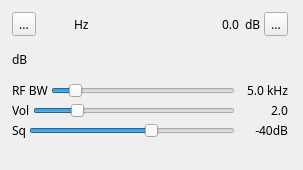
First picture: the form in plugins/channelrx/demodam/amdemodgui.ui, repository f4exb/sdrangel, before the edit.
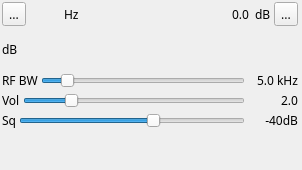
Second picture: the form after the edit. Icons and pictures are not drawn. Custom widgets are drawn as their Qt base class.

The edit to the form file:
```diff
--- a/plugins/channelrx/demodam/amdemodgui.ui
+++ b/plugins/channelrx/demodam/amdemodgui.ui
@@ -6,10 +6,16 @@
    <rect>
     <x>0</x>
     <y>0</y>
-    <width>303</width>
+    <width>302</width>
     <height>170</height>
    </rect>
   </property>
+  <property name="minimumSize">
+   <size>
+    <width>302</width>
+    <height>0</height>
+   </size>
+  </property>
   <property name="font">
    <font>
     <family>Sans Serif</family>
@@ -25,15 +31,15 @@
   <widget class="QWidget" name="settingsContainer" native="true">
    <property name="geometry">
     <rect>
-     <x>10</x>
-     <y>10</y>
-     <width>280</width>
+     <x>0</x>
+     <y>0</y>
+     <width>300</width>
      <height>131</height>
     </rect>
    </property>
    <property name="minimumSize">
     <size>
-     <width>280</width>
+     <width>300</width>
      <height>0</height>
     </size>
    </property>
```
Left out of the diff: 24 changed lines with no effect on the pictures.
